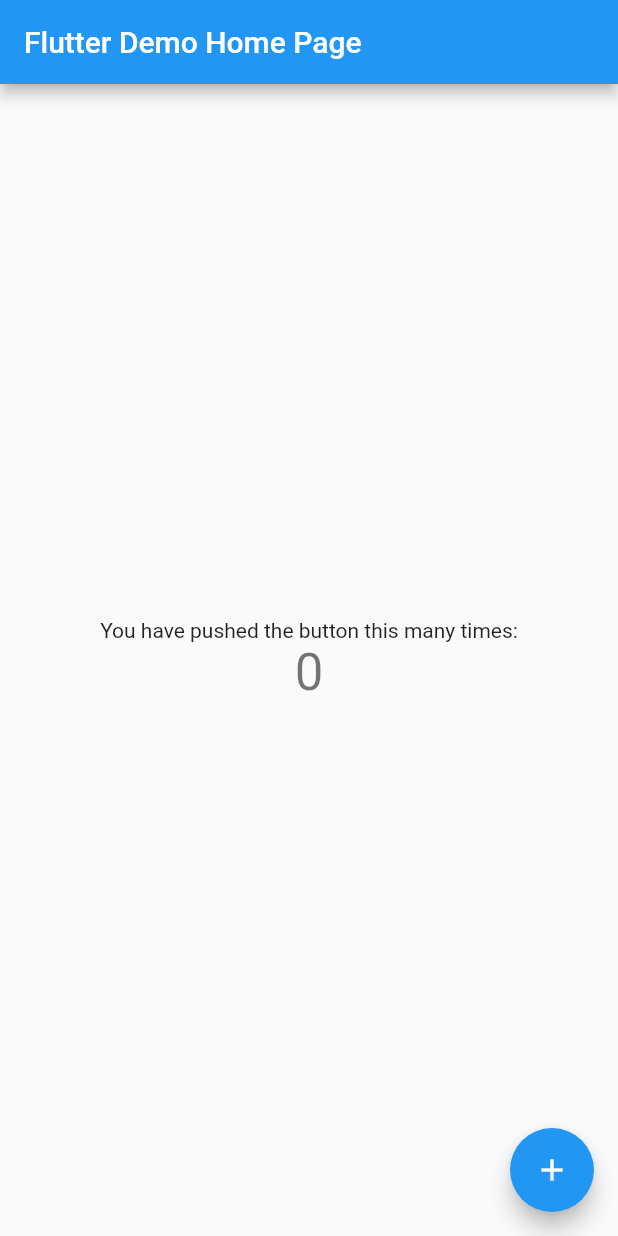
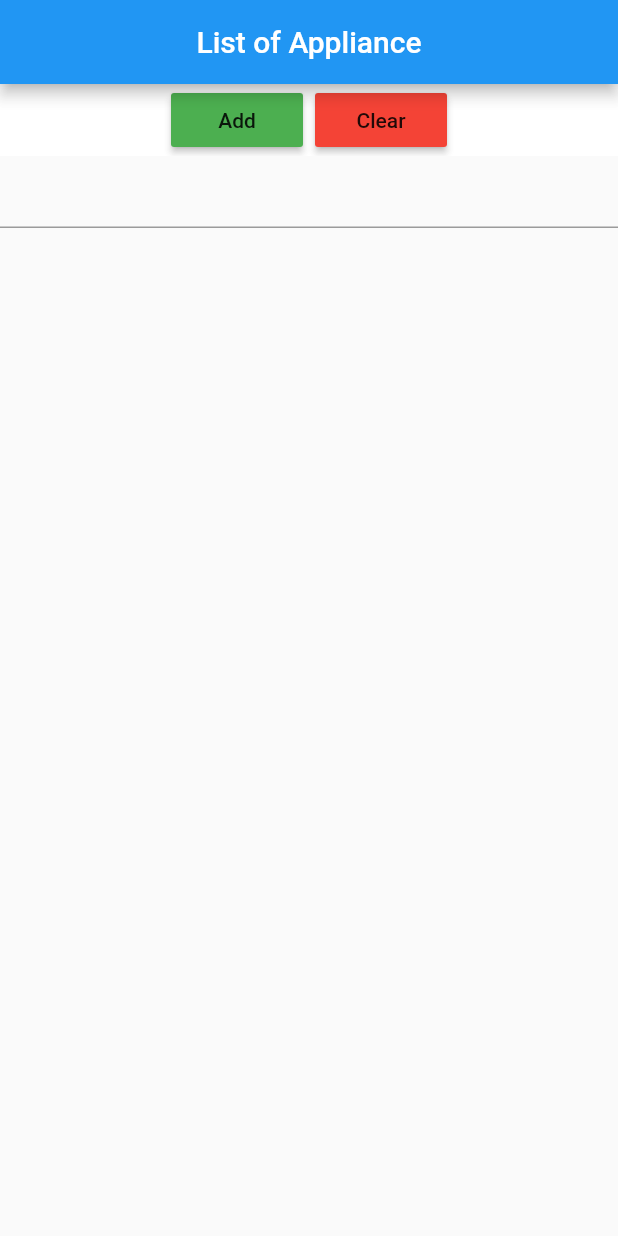
Before and after one commit to ulik88/SmartHome, a Flutter app: the screen it shows after launch, on a phone screen of 412 x 824 dp. Run offline on Flutter 3.47's test engine with Material 2 defaults, Android fonts, the phone set to English and light mode, and no system bars.

Commit message:
adding buttons and ListView

```diff
--- /dev/null
+++ b/smart_home/lib/action_buttons.dart
@@ -0,0 +1,23 @@
+import 'package:flutter/material.dart';
+
+class ActionButtons extends StatelessWidget {
+  @override
+  Widget build(BuildContext context) {
+    return Row(
+      mainAxisSize: MainAxisSize.min,
+      children: <Widget>[
+        RaisedButton(
+          child: Text('Add'),
+          onPressed: () {},
+          color: Colors.green,
+        ),
+        SizedBox(width: 8.0),
+        RaisedButton(
+          child: Text('Clear'),
+          onPressed: () {},
+          color: Colors.red,
+        ),
+      ],
+    );
+  }
+}
--- /dev/null
+++ b/smart_home/lib/appliances_list.dart
@@ -0,0 +1,33 @@
+import 'package:flutter/material.dart';
+
+class AppliancesList extends StatefulWidget {
+  @override
+  State createState() => new AppliancesListState();
+}
+
+class AppliancesListState extends State<AppliancesList> {
+  List<String> items = [];
+  final TextEditingController nCtxt = new TextEditingController();
+  @override
+  Widget build(BuildContext ctxt) {
+    return new Scaffold(
+        body: new Column(
+      children: <Widget>[
+        new TextField(
+          controller: nCtxt,
+          onSubmitted: (text) {
+            items.add(text);
+            nCtxt.clear();
+            setState(() {});
+          },
+        ),
+        new Expanded(
+            child: new ListView.builder(
+                itemCount: items.length,
+                itemBuilder: (BuildContext ctxt, int Index) {
+                  return new Text(items[Index]);
+                }))
+      ],
+    ));
+  }
+}
--- /dev/null
+++ b/smart_home/lib/home_page.dart
@@ -0,0 +1,23 @@
+import 'package:flutter/material.dart';
+import 'package:smart_home/action_buttons.dart';
+import 'package:smart_home/appliances_list.dart';
+
+class HomePage extends StatelessWidget {
+  @override
+  Widget build(BuildContext context) {
+    return Scaffold(
+      backgroundColor: Colors.white24,
+      appBar: AppBar(
+        title: Text('List of Appliance'),
+        centerTitle: true,
+      ),
+      body: Column(
+        crossAxisAlignment: CrossAxisAlignment.center,
+        children: <Widget>[
+          ActionButtons(),
+          Expanded(child: AppliancesList()),
+        ],
+      ),
+    );
+  }
+}
--- a/smart_home/lib/main.dart
+++ b/smart_home/lib/main.dart
@@ -1,4 +1,5 @@
 import 'package:flutter/material.dart';
+import 'package:smart_home/home_page.dart';
 
 void main() {
   runApp(MyApp());
@@ -13,54 +14,7 @@
       theme: ThemeData(
         primarySwatch: Colors.blue,
       ),
-      home: MyHomePage(title: 'Flutter Demo Home Page'),
+      home: HomePage(),
     );
   }
 }
-
-class MyHomePage extends StatefulWidget {
-  MyHomePage({Key? key, required this.title}) : super(key: key);
-
-  final String title;
-
-  @override
-  _MyHomePageState createState() => _MyHomePageState();
-}
-
-class _MyHomePageState extends State<MyHomePage> {
-  int _counter = 0;
-
-  void _incrementCounter() {
-    setState(() {
-      _counter++;
-    });
-  }
-
-  @override
-  Widget build(BuildContext context) {
-    return Scaffold(
-      appBar: AppBar(
-        title: Text(widget.title),
-      ),
-      body: Center(
-        child: Column(
-          mainAxisAlignment: MainAxisAlignment.center,
-          children: <Widget>[
-            Text(
-              'You have pushed the button this many times:',
-            ),
-            Text(
-              '$_counter',
-              style: Theme.of(context).textTheme.headline4,
-            ),
-          ],
-        ),
-      ),
-      floatingActionButton: FloatingActionButton(
-        onPressed: _incrementCounter,
-        tooltip: 'Increment',
-        child: Icon(Icons.add),
-      ), // This trailing comma makes auto-formatting nicer for build methods.
-    );
-  }
-}
```
